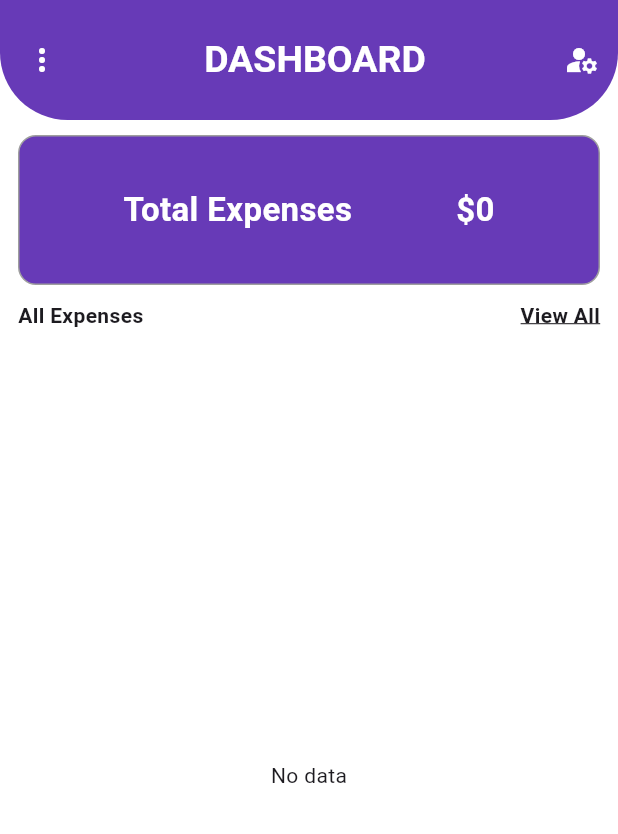
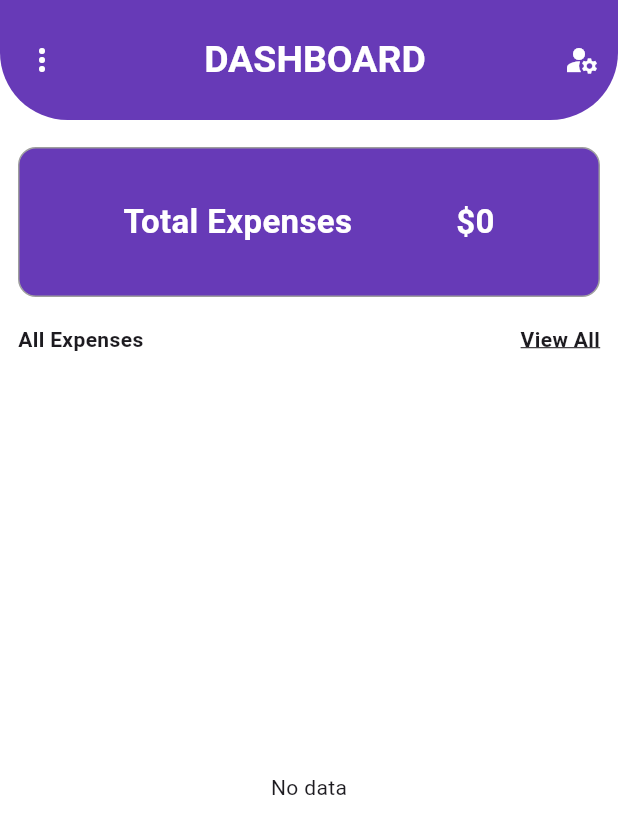
Before and after one commit to simranshahh/Expense_Tracker, a Flutter app: the DataPage screen opened directly, on a phone screen of 412 x 824 dp. Shown: the top 834 px of the screen. Run offline on Flutter 3.47's test engine with Material 3 defaults, Android fonts, the phone set to English and light mode, and no system bars; our stand-ins replace easy_splash_screen, flutter_secure_storage, image_picker, permission_handler, sqflite; accounts and stored records are empty; network calls fail.

Commit message:
DataTable updated

```diff
--- a/lib/view/pages/ViewCreatedAccount.dart
+++ b/lib/view/pages/ViewCreatedAccount.dart
@@ -1,4 +1,4 @@
-// ignore_for_file: prefer_const_constructors, prefer_const_literals_to_create_immutables, file_names, duplicate_ignore
+// ignore_for_file: prefer_const_constructors, prefer_const_literals_to_create_immutables
 
 import 'package:flutter/material.dart';
 import 'package:myfinance/SQLite/sqlite.dart';
@@ -140,7 +140,6 @@ class _ViewCreatedAccountState extends State<ViewCreatedAccount> {
                               decoration: BoxDecoration(
                                   color: Colors.white,
                                   borderRadius: BorderRadius.circular(12),
-                                  // ignore: prefer_const_literals_to_create_immutables
                                   boxShadow: [
                                     BoxShadow(
                                         color: Colors.grey, blurRadius: 0.1)
@@ -177,7 +176,7 @@ class _ViewCreatedAccountState extends State<ViewCreatedAccount> {
                                   MaterialPageRoute(
                                       builder: (BuildContext context) =>
                                           DataTables(
-                                            category: '',
+                                            category: _selectedCategory ?? '',
                                           )));
                             },
                           ),
--- a/lib/view/pages/dashboard.dart
+++ b/lib/view/pages/dashboard.dart
@@ -20,8 +20,6 @@ class _DataPageState extends State<DataPage> {
   Future<List<TransactionModel>>? tData;
   Future<Object>? totalExpenses;
   Users? currentUser;
-  TransactionModel? trans;
-
   late Future<List<Users>> udata;
 
   @override
@@ -94,12 +92,8 @@ class _DataPageState extends State<DataPage> {
             padding: const EdgeInsets.symmetric(horizontal: 12.0, vertical: 10),
             child:
                 Column(mainAxisAlignment: MainAxisAlignment.start, children: [
-              Row(
-                mainAxisAlignment: MainAxisAlignment.spaceBetween,
-                children: [],
-              ),
               Padding(
-                padding: const EdgeInsets.symmetric(vertical: .0),
+                padding: const EdgeInsets.symmetric(vertical: 8.0),
                 child: FutureBuilder<Object>(
                   future: totalExpenses,
                   builder: (context, snapshot) {
--- a/lib/view/pages/profilepage.dart
+++ b/lib/view/pages/profilepage.dart
@@ -204,7 +204,7 @@ class _ProfilePageState extends State<ProfilePage> {
                                   width: 90,
                                   height: 90,
                                   decoration: BoxDecoration(
-                                    color: Colors.white,
+                                    color: Colors.white.withOpacity(0.0001),
                                     borderRadius: BorderRadius.circular(35),
                                   ),
                                   child: Center(
@@ -307,7 +307,7 @@ class _ProfilePageState extends State<ProfilePage> {
                                   height: displayHeight(context) * 0.02,
                                 ),
                                 SizedBox(
-                                  width: displayWidth(context) *  0.9,
+                                  width: displayWidth(context) * 0.9,
                                   height: 40,
                                   child: TextButton(
                                     onPressed: () {
--- a/lib/view/pages/yourprofile.dart
+++ b/lib/view/pages/yourprofile.dart
@@ -223,7 +223,7 @@ class _YourProfileState extends State<YourProfile> {
                                       child: Image.network(
                                         scale: 2,
                                         'https://encrypted-tbn0.gstatic.com/images?q=tbn:ANd9GcQnIaNyYUpGuv8dBcJLV5CQlVhd1twQpewSIQ&s',
-                                        fit: BoxFit.cover,
+                                        fit: BoxFit.fill,
                                       ),
                                     ),
                                   ),
```
Also changed, not shown: lib/view/pages/datatable/datatable.dart (+2 -125 lines).
